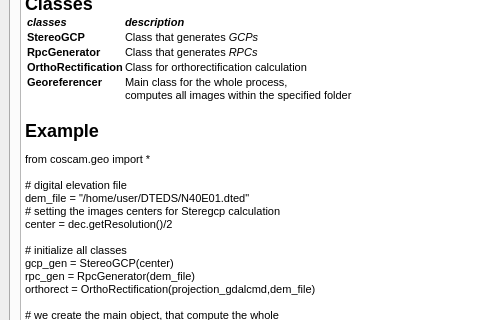
Old version of the form gui/orthorec_gui/main_window.ui in the repository b-louis/cosecam; both pictures show x 0 to 480 and y 401 to 721 of the 1023 by 898 pixel window.
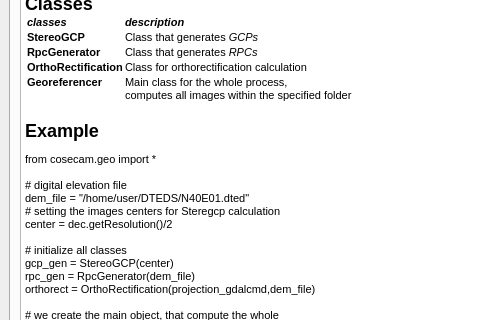
New version of the form. The open tabs and pages were chosen to show the change.

Commit message: Redo all __init__ and solve imports issues

Diff of the .ui file:
```diff
--- a/gui/orthorec_gui/main_window.ui
+++ b/gui/orthorec_gui/main_window.ui
@@ -674,7 +674,7 @@
 &lt;td&gt;
 &lt;p style=&quot; margin-top:0px; margin-bottom:0px; margin-left:0px; margin-right:0px; -qt-block-indent:0; text-indent:0px;&quot;&gt;&lt;span style=&quot; font-size:8pt;&quot;&gt;Main class for the whole process, &lt;br /&gt;computes all images within the specified folder&lt;/span&gt;&lt;/p&gt;&lt;/td&gt;&lt;/tr&gt;&lt;/table&gt;
 &lt;h2 style=&quot; margin-top:16px; margin-bottom:12px; margin-left:0px; margin-right:0px; -qt-block-indent:0; text-indent:0px;&quot;&gt;&lt;a name=&quot;example&quot;&gt;&lt;/a&gt;&lt;span style=&quot; font-size:8pt; font-weight:600;&quot;&gt;E&lt;/span&gt;&lt;span style=&quot; font-size:8pt; font-weight:600;&quot;&gt;xample&lt;/span&gt;&lt;/h2&gt;
-&lt;p style=&quot; margin-top:12px; margin-bottom:0px; margin-left:0px; margin-right:0px; -qt-block-indent:0; text-indent:0px;&quot;&gt;&lt;span style=&quot; font-family:'Courier New'; font-size:8pt;&quot;&gt;from coscam.geo import *&lt;/span&gt;&lt;/p&gt;
+&lt;p style=&quot; margin-top:12px; margin-bottom:0px; margin-left:0px; margin-right:0px; -qt-block-indent:0; text-indent:0px;&quot;&gt;&lt;span style=&quot; font-family:'Courier New'; font-size:8pt;&quot;&gt;from cosecam.geo import *&lt;/span&gt;&lt;/p&gt;
 &lt;p style=&quot;-qt-paragraph-type:empty; margin-top:0px; margin-bottom:0px; margin-left:0px; margin-right:0px; -qt-block-indent:0; text-indent:0px; font-family:'Courier New'; font-size:8pt;&quot;&gt;&lt;br /&gt;&lt;/p&gt;
 &lt;p style=&quot; margin-top:0px; margin-bottom:0px; margin-left:0px; margin-right:0px; -qt-block-indent:0; text-indent:0px;&quot;&gt;&lt;span style=&quot; font-family:'Courier New'; font-size:8pt;&quot;&gt;# digital elevation file&lt;/span&gt;&lt;/p&gt;
 &lt;p style=&quot; margin-top:0px; margin-bottom:0px; margin-left:0px; margin-right:0px; -qt-block-indent:0; text-indent:0px;&quot;&gt;&lt;span style=&quot; font-family:'Courier New'; font-size:8pt;&quot;&gt;dem_file = &amp;quot;/home/user/DTEDS/N40E01.dted&amp;quot;&lt;/span&gt;&lt;/p&gt;
```
The commit also changes 27 other files.
